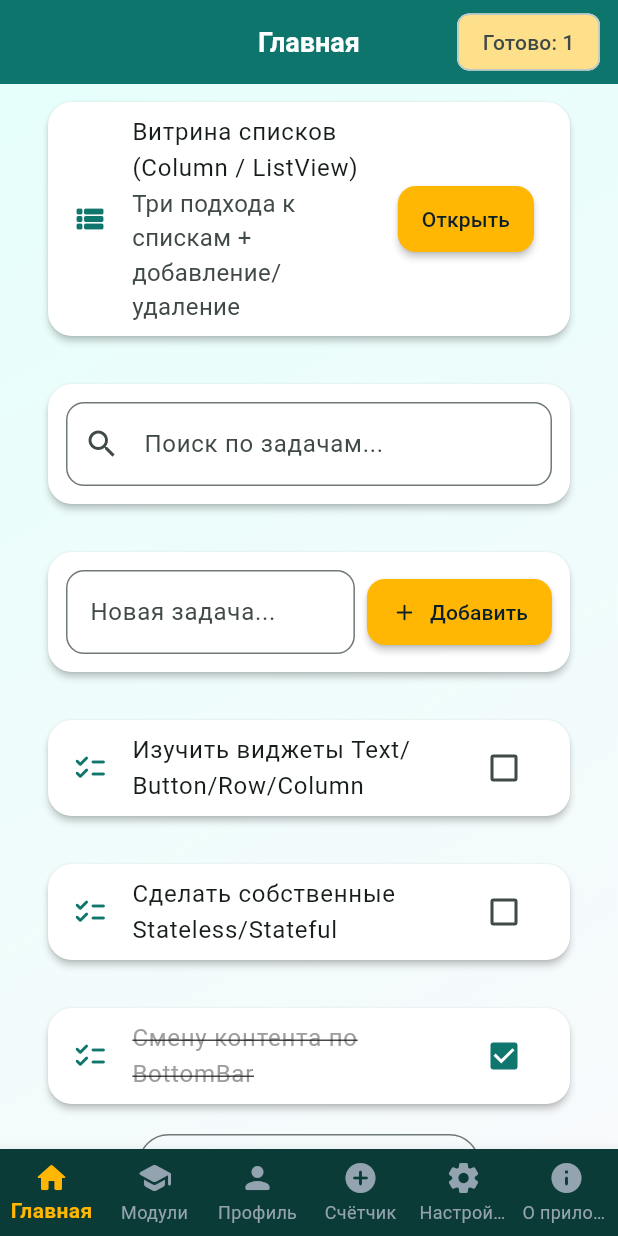
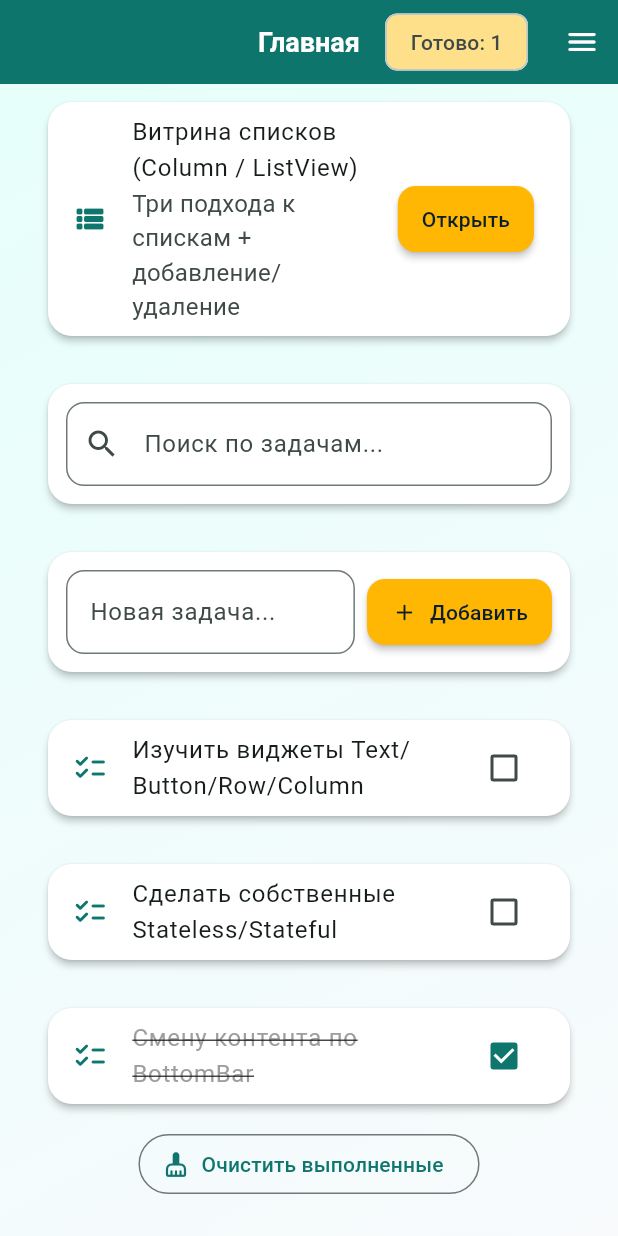
Before and after one commit to Qzmpnqt1/FirstProject, a Flutter app: the HomeScreen screen opened directly with empty values, scrolled down 252 dp, on a phone screen of 412 x 824 dp. Run offline on Flutter 3.47's test engine with Material 3 defaults, Android fonts, the phone set to English and light mode, and no system bars; our stand-ins replace cached_network_image, shared_preferences; accounts and stored records are empty; network calls fail.

Commit message:
stranichnaya navigation

```diff
--- a/lib/app/auth_gate.dart
+++ b/lib/app/auth_gate.dart
@@ -16,7 +16,7 @@ class AuthGate extends StatelessWidget {
         if (u == null) {
           return LoginScreen(state: state);
         }
-        return HomeScreen(state: state);
+        return HomeScreen(state: state, current: TopPage.home);
       },
     );
   }
--- /dev/null
+++ b/lib/app/routes.dart
@@ -0,0 +1,65 @@
+import 'package:flutter/material.dart';
+import 'app_state.dart';
+
+// Экраны
+import '../screens/auth/login_screen.dart';
+import '../screens/auth/register_screen.dart';
+import '../screens/home_screen.dart';
+import '../screens/modules/module_details_screen.dart';
+
+class AppRoutes {
+  // Auth
+  static const login = '/login';
+  static const register = '/register';
+
+  // Горизонтальные разделы
+  static const home = '/home';
+  static const modules = '/modules';
+  static const profile = '/profile';
+  static const counter = '/counter';
+  static const settings = '/settings';
+  static const about = '/about';
+
+  // Вертикальная навигация внутри разделов
+  static const moduleDetails = '/modules/details';
+}
+
+Route<dynamic> buildRoute(RouteSettings settings, AppState state) {
+  switch (settings.name) {
+  // === AUTH ===
+    case AppRoutes.login:
+      return MaterialPageRoute(builder: (_) => LoginScreen(state: state));
+    case AppRoutes.register:
+      return MaterialPageRoute(builder: (_) => RegisterScreen(state: state));
+
+  // === TOP-LEVEL (горизонтальные) страницы ===
+    case AppRoutes.home:
+      return MaterialPageRoute(builder: (_) => HomeScreen(state: state, current: TopPage.home));
+    case AppRoutes.modules:
+      return MaterialPageRoute(builder: (_) => HomeScreen(state: state, current: TopPage.modules));
+    case AppRoutes.profile:
+      return MaterialPageRoute(builder: (_) => HomeScreen(state: state, current: TopPage.profile));
+    case AppRoutes.counter:
+      return MaterialPageRoute(builder: (_) => HomeScreen(state: state, current: TopPage.counter));
+    case AppRoutes.settings:
+      return MaterialPageRoute(builder: (_) => HomeScreen(state: state, current: TopPage.settings));
+    case AppRoutes.about:
+      return MaterialPageRoute(builder: (_) => HomeScreen(state: state, current: TopPage.about));
+
+  // === Вертикальная навигация ===
+    case AppRoutes.moduleDetails: {
+      final args = settings.arguments as Map<String, dynamic>;
+      final moduleId = args['moduleId'] as String;
+      return MaterialPageRoute(
+        builder: (_) => ModuleDetailsScreen(state: state, moduleId: moduleId),
+      );
+    }
+  }
+
+  // Fallback
+  return MaterialPageRoute(
+    builder: (_) => Scaffold(
+      body: Center(child: Text('Unknown route: ${settings.name}')),
+    ),
+  );
+}
--- a/lib/screens/home_screen.dart
+++ b/lib/screens/home_screen.dart
@@ -1,53 +1,53 @@
 import 'package:flutter/material.dart';
+import '../app/app_colors.dart';
 import '../app/app_state.dart';
-import '../app/app_colors.dart';
+import '../app/routes.dart';
+import '../data/task.dart';
+import '../data/auth_user.dart';
+
 import 'home_page.dart';
+import 'modules/modules_screen.dart';
 import 'profile_page.dart';
 import 'counter_page.dart';
 import 'settings_page.dart';
 import 'about_page.dart';
-import '../data/task.dart';
-import '../data/auth_user.dart'; // добавлено
-import 'modules/modules_screen.dart'; // добавлено
 
-class HomeScreen extends StatefulWidget {
+enum TopPage { home, modules, profile, counter, settings, about }
+
+class HomeScreen extends StatelessWidget {
   final AppState state;
-  const HomeScreen({super.key, required this.state});
+  final TopPage current;
+  const HomeScreen({super.key, required this.state, required this.current});
 
-  @override
-  State<HomeScreen> createState() => _HomeScreenState();
-}
+  String get _title => switch (current) {
+    TopPage.home => 'Главная',
+    TopPage.modules => 'Модули',
+    TopPage.profile => 'Профиль',
+    TopPage.counter => 'Счётчик',
+    TopPage.settings => 'Настройки',
+    TopPage.about => 'О приложении',
+  };
 
-class _HomeScreenState extends State<HomeScreen> {
-  int _index = 0;
-
-  String _titleFor(int i) => switch (i) {
-    0 => 'Главная',
-    1 => 'Модули',
-    2 => 'Профиль',
-    3 => 'Счётчик',
-    4 => 'Настройки',
-    _ => 'О приложении',
+  Widget _page() => switch (current) {
+    TopPage.home => HomePage(state: state),
+    TopPage.modules => ModulesScreen(state: state),
+    TopPage.profile => ProfilePage(state: state),
+    TopPage.counter => CounterPage(state: state),
+    TopPage.settings => SettingsPage(state: state),
+    TopPage.about => AboutPage(state: state),
   };
 
   @override
   Widget build(BuildContext context) {
-    final pages = [
-      HomePage(state: widget.state),
-      ModulesScreen(state: widget.state), // новая страница
-      ProfilePage(state: widget.state),
-      CounterPage(state: widget.state),
-      SettingsPage(state: widget.state),
-      AboutPage(state: widget.state),
-    ];
-
     return Scaffold(
       appBar: AppBar(
-        title: Text(_titleFor(_index)),
+        // ВАЖНО: на верхнем уровне не показываем «Назад»
+        automaticallyImplyLeading: false,
+        title: Text(_title),
         actions: [
-          // показ текущего пользователя
+          // Текущий пользователь
           ValueListenableBuilder<AuthUser?>(
-            valueListenable: widget.state.user,
+            valueListenable: state.user,
             builder: (_, u, __) => u == null
                 ? const SizedBox.shrink()
                 : Padding(
@@ -58,9 +58,9 @@ class _HomeScreenState extends State<HomeScreen> {
               ),
             ),
           ),
-          // статистика задач
+          // Статистика задач
           ValueListenableBuilder<List<Task>>(
-            valueListenable: widget.state.tasks,
+            valueListenable: state.tasks,
             builder: (_, tasks, __) {
               final done = tasks.where((t) => t.done).length;
               return Padding(
@@ -72,6 +72,19 @@ class _HomeScreenState extends State<HomeScreen> {
               );
             },
           ),
+          // Меню для горизонтальной навигации (pushReplacementNamed)
+          PopupMenuButton<TopPage>(
+            onSelected: (p) => _go(context, p),
+            itemBuilder: (_) => const [
+              PopupMenuItem(value: TopPage.home, child: Text('Главная')),
+              PopupMenuItem(value: TopPage.modules, child: Text('Модули')),
+              PopupMenuItem(value: TopPage.profile, child: Text('Профиль')),
+              PopupMenuItem(value: TopPage.counter, child: Text('Счётчик')),
+              PopupMenuItem(value: TopPage.settings, child: Text('Настройки')),
+              PopupMenuItem(value: TopPage.about, child: Text('О приложении')),
+            ],
+            icon: const Icon(Icons.menu_rounded),
+          ),
         ],
       ),
       body: DecoratedBox(
@@ -82,22 +95,21 @@ class _HomeScreenState extends State<HomeScreen> {
             colors: [Color(0xFFE6FFFB), Color(0xFFF8FAFC)],
           ),
         ),
-        child: SafeArea(
-          child: IndexedStack(index: _index, children: pages),
-        ),
-      ),
-      bottomNavigationBar: BottomNavigationBar(
-        currentIndex: _index,
-        onTap: (i) => setState(() => _index = i),
-        items: const [
-          BottomNavigationBarItem(icon: Icon(Icons.home_rounded), label: "Главная"),
-          BottomNavigationBarItem(icon: Icon(Icons.school_rounded), label: "Модули"),
-          BottomNavigationBarItem(icon: Icon(Icons.person_rounded), label: "Профиль"),
-          BottomNavigationBarItem(icon: Icon(Icons.add_circle_rounded), label: "Счётчик"),
-          BottomNavigationBarItem(icon: Icon(Icons.settings_rounded), label: "Настройки"),
-          BottomNavigationBarItem(icon: Icon(Icons.info_rounded), label: "О приложении"),
-        ],
+        child: SafeArea(child: _page()),
       ),
     );
   }
+
+  void _go(BuildContext context, TopPage page) {
+    if (page == current) return;
+    final routeName = switch (page) {
+      TopPage.home => AppRoutes.home,
+      TopPage.modules => AppRoutes.modules,
+      TopPage.profile => AppRoutes.profile,
+      TopPage.counter => AppRoutes.counter,
+      TopPage.settings => AppRoutes.settings,
+      TopPage.about => AppRoutes.about,
+    };
+    Navigator.pushReplacementNamed(context, routeName);
+  }
 }
```
Also changed, not shown: lib/app/my_app.dart (+6 -21 lines), lib/screens/auth/login_screen.dart (+5 -6 lines), lib/screens/modules/modules_screen.dart (+10 -6 lines).
